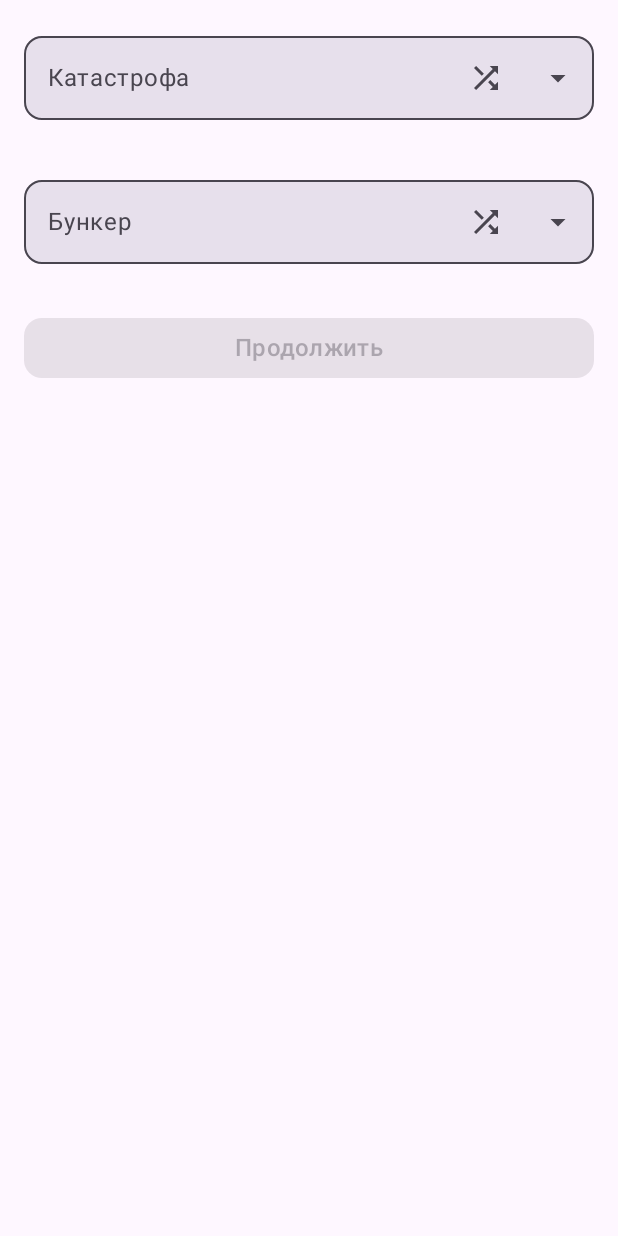
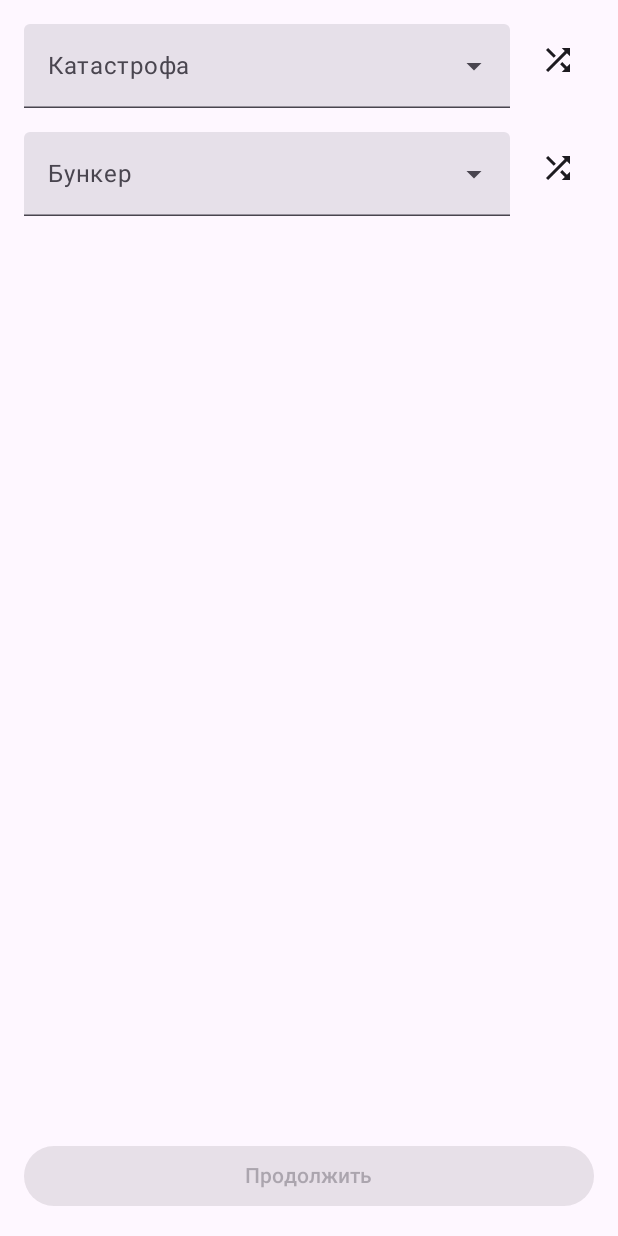
Before and after one commit to scamishka/b-final, an Android app built with Jetpack Compose: the screen it shows after launch (MainActivity), after a tap on "Начать игру", on a phone screen of 412 x 824 dp. Run offline under Robolectric (Android 15) with nearby library versions, the phone set to English and light mode, and no system bars.

Commit message:
selection disaster working with random choice

```diff
--- a/app/src/main/java/com/example/b_end/MainActivity.kt
+++ b/app/src/main/java/com/example/b_end/MainActivity.kt
@@ -4,9 +4,17 @@ import android.os.Bundle
 import androidx.activity.ComponentActivity
 import androidx.activity.compose.setContent
 import androidx.compose.foundation.layout.fillMaxSize
+import androidx.compose.material3.AlertDialog
+import androidx.compose.material3.Button
 import androidx.compose.material3.MaterialTheme
 import androidx.compose.material3.Surface
+import androidx.compose.material3.Text
 import androidx.compose.runtime.Composable
+import androidx.compose.runtime.LaunchedEffect
+import androidx.compose.runtime.getValue
+import androidx.compose.runtime.mutableStateOf
+import androidx.compose.runtime.remember
+import androidx.compose.runtime.setValue
 import androidx.compose.ui.Modifier
 import androidx.compose.ui.tooling.preview.Preview
 import com.example.b_end.ui.main.MainScreen
@@ -15,7 +23,11 @@ import androidx.navigation.compose.composable
 import androidx.navigation.compose.rememberNavController
 import com.example.b_end.ui.screens.DisasterSelectionScreen
 import com.example.b_end.ui.screens.GameScreen
-import com.example.b_end.ui.screens.PlayerDetailScreen
+import androidx.compose.ui.platform.LocalContext
+import androidx.navigation.NavType
+import androidx.navigation.navArgument
+import java.net.URLEncoder
+import java.net.URLDecoder
 
 class MainActivity : ComponentActivity() {
     override fun onCreate(savedInstanceState: Bundle?) {
@@ -36,40 +48,88 @@ class MainActivity : ComponentActivity() {
 @Composable
 fun AppNavigation() {
     val navController = rememberNavController()
+    val context = LocalContext.current
+    var showError by remember { mutableStateOf(false) }
+
+    if (showError) {
+        AlertDialog(
+            onDismissRequest = { showError = false },
+            title = { Text("Ошибка") },
+            text = { Text("Не удалось загрузить данные игры") },
+            confirmButton = {
+                Button(onClick = { showError = false }) {
+                    Text("OK")
+                }
+            }
+        )
+    }
 
     NavHost(
         navController = navController,
         startDestination = "mainScreen"
     ) {
-        // Главный экран
         composable("mainScreen") {
             MainScreen(
-                onStartGame = {
-                    navController.navigate("disasterSelection")
+                onStartGame = { navController.navigate("disasterSelection") }
+            )
+        }
+
+        composable("disasterSelection") {
+            DisasterSelectionScreen(
+                context = context,
+                onStartGame = { disaster, bunker ->
+                    if (disaster.isNotBlank() && bunker.isNotBlank()) {
+                        navController.navigate("gameScreen?disaster=${disaster.toEncodedUrl()}&bunker=${bunker.toEncodedUrl()}") {
+                            popUpTo("mainScreen") { inclusive = true }
+                        }
+                    } else {
+                        showError = true
+                    }
                 }
             )
         }
 
-        // Экран выбора катастрофы
-        composable("disasterSelection") {
-            DisasterSelectionScreen(navController = navController)
-        }
+        composable(
+            "gameScreen?disaster={disaster}&bunker={bunker}",
+            arguments = listOf(
+                navArgument("disaster") {
+                    type = NavType.StringType
+                    defaultValue = ""
+                },
+                navArgument("bunker") {
+                    type = NavType.StringType
+                    defaultValue = ""
+                }
+            )
+        ) { backStackEntry ->
+            val disaster = backStackEntry.arguments?.getString("disaster").orEmpty()
+            val bunker = backStackEntry.arguments?.getString("bunker").orEmpty()
 
-        composable("gameScreen") {
-            GameScreen(
-                navController = navController,
-                disaster = "Ядерная война", // Передавайте реальные данные
-                bunker = "Бункер 2" // Из предыдущего экрана
-            )
-        }
-        composable("playerDetail/{name}") { backStackEntry ->
-            PlayerDetailScreen(
-                name = backStackEntry.arguments?.getString("name") ?: ""
-            )
+            if (disaster.isNotBlank() && bunker.isNotBlank()) {
+                GameScreen(
+                    navController = navController,
+                    selectedDisaster = disaster,
+                    selectedBunker = bunker,
+                    context = context
+                )
+            } else {
+                LaunchedEffect(Unit) {
+                    navController.popBackStack("disasterSelection", false)
+                    showError = true
+                }
+            }
         }
     }
 }
 
+// Функция расширения для безопасного кодирования URL
+fun String.toEncodedUrl(): String {
+    return try {
+        URLEncoder.encode(this, "UTF-8")
+    } catch (e: Exception) {
+        this
+    }
+}
 @Composable
 fun BunkerAppTheme(content: @Composable () -> Unit) {
     MaterialTheme(content = content)
--- a/app/src/main/java/com/example/b_end/ui/screens/DisasterSelectionScreen.kt
+++ b/app/src/main/java/com/example/b_end/ui/screens/DisasterSelectionScreen.kt
@@ -1,145 +1,162 @@
 package com.example.b_end.ui.screens
 
+import android.content.Context
 import androidx.compose.foundation.layout.*
 import androidx.compose.material.icons.Icons
-import androidx.compose.material.icons.filled.ArrowDropDown
-import androidx.compose.material.icons.filled.ArrowDropUp
 import androidx.compose.material.icons.filled.Shuffle
 import androidx.compose.material3.*
 import androidx.compose.runtime.*
 import androidx.compose.ui.Modifier
+import androidx.compose.ui.platform.LocalContext
 import androidx.compose.ui.unit.dp
-import androidx.navigation.NavController
+import com.example.b_end.utils.Resources
 
+@OptIn(ExperimentalMaterial3Api::class)
 @Composable
 fun DisasterSelectionScreen(
-    navController: NavController
+    context: Context = LocalContext.current,
+    onStartGame: (String, String) -> Unit
 ) {
     // Списки данных
-    val disasters = listOf(
-        "Супервулканы - Глобальная засуха",
-        "Зомби-вирус - Эпидемия",
-        "Падение метеорита - Вечная зима",
-        "Ядерная война - Радиация",
-        "Химическая война - Отравление",
-        "Биотерроризм - Мутации",
-        "Глобальное наводнение"
-    )
-
-    val bunkers = listOf(
-        "Бункер 1 (150 м², 90 дней)",
-        "Бункер 2 (300 м², 90 дней)",
-        "Бункер 3 (80 м², 120 дней)",
-        "Бункер 4 (50 м², 90 дней)",
-        "Бункер 5 (200 м², 12 мес)"
-    )
+    val disasters = remember { Resources.getDisasters(context) }
+    val bunkers = remember { Resources.getBunkers(context) }
 
     // Состояния выбора
+    var disasterExpanded by remember { mutableStateOf(false) }
+    var bunkerExpanded by remember { mutableStateOf(false) }
     var selectedDisaster by remember { mutableStateOf("") }
     var selectedBunker by remember { mutableStateOf("") }
+    var showError by remember { mutableStateOf(false) }
+
+    if (disasters.isEmpty() || bunkers.isEmpty()) {
+        LaunchedEffect(Unit) {
+            showError = true
+        }
+    }
+
+    if (showError) {
+        AlertDialog(
+            onDismissRequest = { showError = false },
+            title = { Text("Ошибка загрузки") },
+            text = {
+                Text(
+                    when {
+                        disasters.isEmpty() && bunkers.isEmpty() -> "Не загружены катастрофы и бункеры"
+                        disasters.isEmpty() -> "Не загружены катастрофы"
+                        else -> "Не загружены бункеры"
+                    }
+                )
+            },
+            confirmButton = {
+                Button(onClick = { showError = false }) {
+                    Text("OK")
+                }
+            }
+        )
+    }
 
     Column(
         modifier = Modifier
             .padding(16.dp)
             .fillMaxSize(),
-        verticalArrangement = Arrangement.spacedBy(32.dp)
+        verticalArrangement = Arrangement.spacedBy(16.dp)
     ) {
         // Выбор катастрофы
-        DropdownSelector(
-            label = "Катастрофа",
-            items = disasters,
-            selectedItem = selectedDisaster,
-            onItemSelected = { selectedDisaster = it }
-        )
+        Row(horizontalArrangement = Arrangement.spacedBy(8.dp)) {
+            ExposedDropdownMenuBox(
+                modifier = Modifier.weight(1f),
+                expanded = disasterExpanded,
+                onExpandedChange = { disasterExpanded = it }
+            ) {
+                TextField(
+                    modifier = Modifier.fillMaxWidth(),
+                    readOnly = true,
+                    value = selectedDisaster.split("\n").firstOrNull() ?: "",
+                    onValueChange = {},
+                    label = { Text("Катастрофа") },
+                    trailingIcon = {
+                        ExposedDropdownMenuDefaults.TrailingIcon(expanded = disasterExpanded)
+                    }
+                )
 
-        // Выбор бункера
-        DropdownSelector(
-            label = "Бункер",
-            items = bunkers,
-            selectedItem = selectedBunker,
-            onItemSelected = { selectedBunker = it }
-        )
+                ExposedDropdownMenu(
+                    expanded = disasterExpanded,
+                    onDismissRequest = { disasterExpanded = false }
+                ) {
+                    disasters.forEach { disaster ->
+                        DropdownMenuItem(
+                            text = { Text(disaster.split("\n").firstOrNull() ?: "") },
+                            onClick = {
+                                selectedDisaster = disaster
+                                disasterExpanded = false
+                            }
+                        )
+                    }
+                }
+            }
 
-        // Кнопка продолжения
+            IconButton(
+                onClick = {
+                    selectedDisaster = disasters.random()
+                },
+                modifier = Modifier.size(48.dp)
+            ) {
+                Icon(Icons.Default.Shuffle, "Случайная катастрофа")
+            }
+        }
+
+        // Выбор бункера (аналогично)
+        Row(horizontalArrangement = Arrangement.spacedBy(8.dp)) {
+            ExposedDropdownMenuBox(
+                modifier = Modifier.weight(1f),
+                expanded = bunkerExpanded,
+                onExpandedChange = { bunkerExpanded = it }
+            ) {
+                TextField(
+                    modifier = Modifier.fillMaxWidth(),
+                    readOnly = true,
+                    value = selectedBunker.split("\n").firstOrNull() ?: "",
+                    onValueChange = {},
+                    label = { Text("Бункер") },
+                    trailingIcon = {
+                        ExposedDropdownMenuDefaults.TrailingIcon(expanded = bunkerExpanded)
+                    }
+                )
+
+                ExposedDropdownMenu(
+                    expanded = bunkerExpanded,
+                    onDismissRequest = { bunkerExpanded = false }
+                ) {
+                    bunkers.forEach { bunker ->
+                        DropdownMenuItem(
+                            text = { Text(bunker.split("\n").firstOrNull() ?: "") },
+                            onClick = {
+                                selectedBunker = bunker
+                                bunkerExpanded = false
+                            }
+                        )
+                    }
+                }
+            }
+
+            IconButton(
+                onClick = {
+                    selectedBunker = bunkers.random()
+                },
+                modifier = Modifier.size(48.dp)
+            ) {
+                Icon(Icons.Default.Shuffle, "Случайный бункер")
+            }
+        }
+
+        Spacer(modifier = Modifier.weight(1f))
+
         Button(
-            onClick = {
-                navController.navigate("gameScreen") {
-                    // Очищаем стек навигации до главного экрана
-                    popUpTo("mainScreen") { inclusive = true }
-                }
-            },
+            onClick = { onStartGame(selectedDisaster, selectedBunker) },
             modifier = Modifier.fillMaxWidth(),
-            enabled = selectedDisaster.isNotEmpty() && selectedBunker.isNotEmpty(),
-            shape = MaterialTheme.shapes.medium
+            enabled = selectedDisaster.isNotBlank() && selectedBunker.isNotBlank()
         ) {
-            Text("Продолжить", style = MaterialTheme.typography.titleMedium)
+            Text("Продолжить")
         }
     }
 }
-
-@Composable
-fun DropdownSelector(
-    label: String,
-    items: List<String>,
-    selectedItem: String,
-    onItemSelected: (String) -> Unit
-) {
-    var expanded by remember { mutableStateOf(false) }
-
-    Column(modifier = Modifier.fillMaxWidth()) {
-        // Поле выбора
-        OutlinedTextField(
-            value = selectedItem,
-            onValueChange = {},
-            label = { Text(label) },
-            modifier = Modifier.fillMaxWidth(),
-            readOnly = true,
-            trailingIcon = {
-                Row {
-                    // Кнопка случайного выбора
-                    IconButton(onClick = { onItemSelected(items.random()) }) {
-                        Icon(
-                            imageVector = Icons.Default.Shuffle,
-                            contentDescription = "Случайный выбор"
-                        )
-                    }
-                    // Стрелка раскрытия
-                    IconButton(onClick = { expanded = !expanded }) {
-                        Icon(
-                            imageVector = if (expanded) Icons.Default.ArrowDropUp
-                            else Icons.Default.ArrowDropDown,
-                            contentDescription = if (expanded) "Свернуть" else "Развернуть"
-                        )
-                    }
-                }
-            },
-            shape = MaterialTheme.shapes.medium,
-            colors = TextFieldDefaults.colors(
-                focusedContainerColor = MaterialTheme.colorScheme.surfaceVariant,
-                unfocusedContainerColor = MaterialTheme.colorScheme.surfaceVariant
-            )
-        )
-
-        // Выпадающее меню
-        DropdownMenu(
-            expanded = expanded,
-            onDismissRequest = { expanded = false },
-            modifier = Modifier.fillMaxWidth(0.95f)
-        ) {
-            items.forEach { item ->
-                DropdownMenuItem(
-                    text = {
-                        Text(
-                            text = item,
-                            modifier = Modifier.padding(vertical = 8.dp)
-                        )
-                    },
-                    onClick = {
-                        onItemSelected(item)
-                        expanded = false
-                    }
-                )
-            }
-        }
-    }
-}
--- /dev/null
+++ b/app/src/main/java/com/example/b_end/utils/Resources.kt
@@ -0,0 +1,38 @@
+package com.example.b_end.utils
+
+import android.content.Context
+import com.example.b_end.R
+
+object Resources {
+    fun getDisasters(context: Context): List<String> {
+        return context.resources.getStringArray(R.array.disasters).toList()
+    }
+
+    fun getBunkers(context: Context): List<String> {
+        return context.resources.getStringArray(R.array.bunkers).toList()
+    }
+
+    fun getProfessions(context: Context): List<String> {
+        return context.resources.getStringArray(R.array.professions_array).toList()
+    }
+
+    fun getHealthConditions(context: Context): List<String> {
+        return context.resources.getStringArray(R.array.health_array).toList()
+    }
+
+    fun getPersonalityTraits(context: Context): List<String> {
+        return context.resources.getStringArray(R.array.character_array).toList()
+    }
+
+    fun getBiology(context: Context): List<String> {
+        return context.resources.getStringArray(R.array.sex_array).toList()
+    }
+
+    fun getLuggage(context: Context): List<String> {
+        return context.resources.getStringArray(R.array.baggage_array).toList()
+    }
+
+    fun getFacts(context: Context): List<String> {
+        return context.resources.getStringArray(R.array.facts_array).toList()
+    }
+}
```
Also changed, not shown: app/src/main/java/com/example/b_end/ui/screens/GameScreen.kt (+53 -26 lines).
